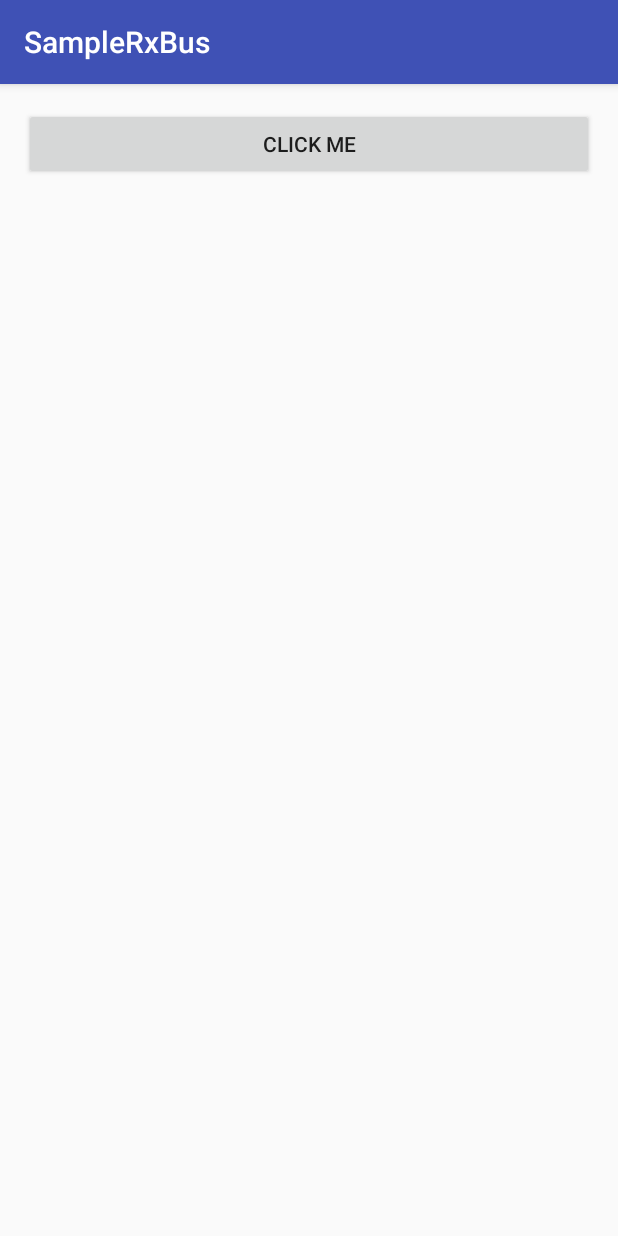
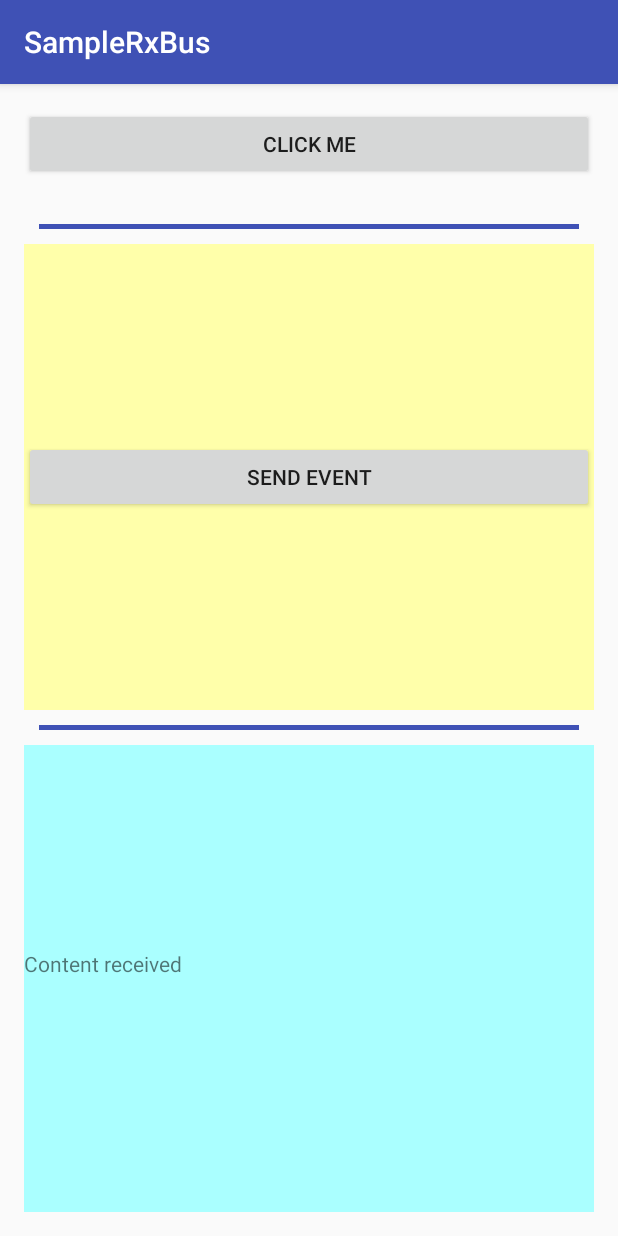
Before and after one commit to quangson91/sample-rxbus, an Android app: the screen it shows after launch (MainActivity), on a phone screen of 412 x 824 dp. Run offline under Robolectric (Android 15) with nearby library versions, the phone set to English and light mode, and no system bars; libraries missing offline, so code that uses them is left out: rx.android.schedulers, rx.functions, rx.subjects; 4 statements that could not run were skipped.

Commit message:
update ui main to display both fragment

```diff
--- a/app/src/main/res/layout/activity_main.xml
+++ b/app/src/main/res/layout/activity_main.xml
@@ -12,12 +12,43 @@
 
     <Button
         android:id="@+id/btnClickMe"
-        android:text="Click me"
         android:layout_width="match_parent"
-        android:layout_height="wrap_content" />
+        android:layout_height="wrap_content"
+        android:text="Click me" />
+
     <TextView
         android:id="@+id/tvContent"
-        tools:text="You click me at: "
         android:layout_width="match_parent"
-        android:layout_height="wrap_content" />
+        android:layout_height="wrap_content"
+        tools:text="You click me at: " />
+
+    <View
+        android:layout_width="match_parent"
+        android:layout_height="3dp"
+        android:layout_margin="10dp"
+        android:background="@color/colorPrimary" />
+
+    <fragment
+        android:id="@+id/frgSend"
+        android:tag="frgSend"
+        class="vnzit.com.samplerxbus.SendFragment"
+        android:layout_width="match_parent"
+        android:layout_height="0dp"
+        android:layout_weight="1"
+        tools:layout="@layout/frg_send" />
+
+    <View
+        android:layout_width="match_parent"
+        android:layout_height="3dp"
+        android:layout_margin="10dp"
+        android:background="@color/colorPrimary" />
+
+    <fragment
+        android:id="@+id/frgSub"
+        android:tag="frgSub"
+        class="vnzit.com.samplerxbus.SubFragment"
+        android:layout_width="match_parent"
+        android:layout_height="0dp"
+        android:layout_weight="1"
+        tools:layout="@layout/frg_sub" />
 </LinearLayout>
```
